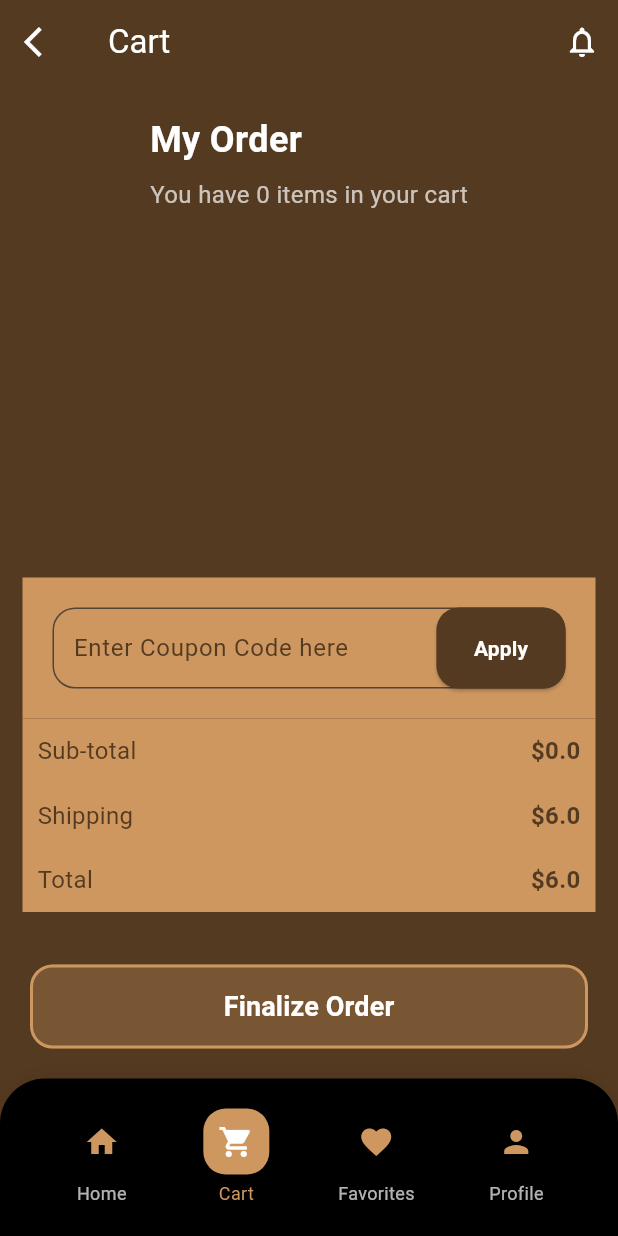
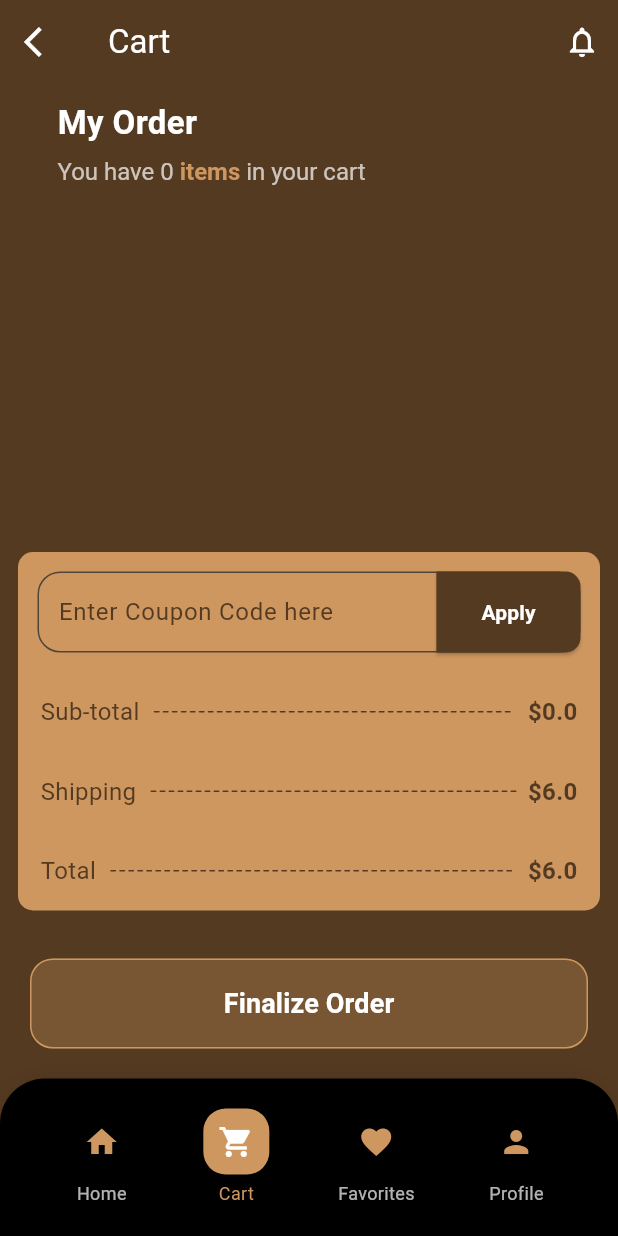
Before and after one commit to AymanAltairi73/CupCraft-Modern-Coffee-Shop-App, a Flutter app: the CartScreen screen opened by its route, on a phone screen of 412 x 824 dp. Run offline on Flutter 3.47's test engine with Material 3 defaults, Android fonts, the phone set to English and light mode, and no system bars; our stand-ins replace font_awesome_flutter, smooth_page_indicator; Roboto replaces fonts that are missing (Montserrat).

Commit message:
feat: Enhance UI of cart, checkout, and add card screens
- Increased font size of 'Checkout' title in CheckoutScreen.
- Removed commented-out code in CoffeeDetailsScreen.
- Improved UI of AddCardScreen, including layout and styling.
- Enhanced CartScreen UI, including header, item display, coupon code input, and order summary.

```diff
--- a/lib/Presentation/pages/add_paymentCard_screen.dart
+++ b/lib/Presentation/pages/add_paymentCard_screen.dart
@@ -68,10 +68,9 @@ class _AddCardScreenState extends State<AddCardScreen> {
             ),
           ),
         ),
-    ));
+      ),
+    );
   }
-
-
 
   Widget _buildCardHolderNameField() {
     return Column(
--- a/lib/Presentation/pages/cart_screen.dart
+++ b/lib/Presentation/pages/cart_screen.dart
@@ -85,7 +85,7 @@ class _CartScreenState extends State<CartScreen> {
 
   Widget _buildHeader(int itemCount) {
     return Padding(
-      padding: const EdgeInsets.all(20),
+      padding: const EdgeInsets.only(right: 130, bottom: 20, top: 10),
       child: Column(
         crossAxisAlignment: CrossAxisAlignment.start,
         children: [
@@ -93,14 +93,26 @@ class _CartScreenState extends State<CartScreen> {
             'My Order',
             style: TextStyle(
               color: Colors.white,
-              fontSize: 24,
+              fontSize: 22,
               fontWeight: FontWeight.bold,
             ),
           ),
           const SizedBox(height: 8),
-          Text(
-            'You have $itemCount items in your cart',
+          RichText(
+            text: TextSpan(
               style: const TextStyle(color: Colors.white70, fontSize: 16),
+              children: [
+                TextSpan(text: 'You have $itemCount '),
+                const TextSpan(
+                  text: 'items',
+                  style: TextStyle(
+                    color: Color(0xFFCE9760),
+                    fontWeight: FontWeight.bold,
+                  ),
+                ),
+                const TextSpan(text: ' in your cart'),
+              ],
+            ),
           ),
         ],
       ),
@@ -120,7 +132,9 @@ class _CartScreenState extends State<CartScreen> {
             alignment: Alignment.centerRight,
             padding: const EdgeInsets.only(right: 20),
             color: Color(0xFF543A20),
-            child: const Icon(Icons.delete_outline, color: Colors.white ,
+            child: const Icon(
+              Icons.delete_outline,
+              color: Colors.white,
               size: 25,
             ),
           ),
@@ -131,10 +145,10 @@ class _CartScreenState extends State<CartScreen> {
                 return Dialog(
                   backgroundColor: const Color(0xFFCE9760),
                   shape: RoundedRectangleBorder(
-                    borderRadius: BorderRadius.circular(15),
+                    borderRadius: BorderRadius.circular(5),
                   ),
                   child: Container(
-                    padding: const EdgeInsets.all(20),
+                    padding: const EdgeInsets.all(10),
                     child: Column(
                       mainAxisSize: MainAxisSize.min,
                       children: [
@@ -150,7 +164,10 @@ class _CartScreenState extends State<CartScreen> {
                         const Text(
                           'Lorem ipsum dolor sit amet consectetur. Vestibulum eget blandit mattis',
                           textAlign: TextAlign.center,
-                          style: TextStyle(color: Colors.white70, fontSize: 16),
+                          style: TextStyle(
+                            color: Color(0xFF543A20),
+                            fontSize: 14,
+                          ),
                         ),
                         const SizedBox(height: 30),
                         Row(
@@ -301,16 +318,19 @@ class _CartScreenState extends State<CartScreen> {
 
   Widget _buildCouponCode() {
     return Padding(
-      padding: const EdgeInsets.all(15.0),
+      padding: const EdgeInsets.all(12.0),
       child: Column(
         children: [
           Container(
             decoration: BoxDecoration(
-             // borderRadius: BorderRadius.circular(15),
+              borderRadius: BorderRadius.only(
+                topLeft: Radius.circular(10),
+                topRight: Radius.circular(10),
+              ),
               color: const Color(0xFFCE9760),
             ),
             child: Padding(
-              padding: const EdgeInsets.all(20),
+              padding: const EdgeInsets.all(13.0),
               child: TextField(
                 decoration: InputDecoration(
                   hintText: 'Enter Coupon Code here',
@@ -319,15 +339,20 @@ class _CartScreenState extends State<CartScreen> {
                   fillColor: const Color(0xFFCE9760).withOpacity(0.3),
                   border: OutlineInputBorder(
                     borderRadius: BorderRadius.circular(15),
-
                   ),
                   suffixIcon: ElevatedButton(
                     onPressed: () {},
                     style: ElevatedButton.styleFrom(
                       backgroundColor: const Color(0xFF543A20),
-                      padding: const EdgeInsets.symmetric(vertical: 17,horizontal: 25),
+                      padding: const EdgeInsets.symmetric(
+                        vertical: 17,
+                        horizontal: 30,
+                      ),
                       shape: RoundedRectangleBorder(
-                        borderRadius: BorderRadius.circular(15),
+                        borderRadius: BorderRadius.only(
+                          topRight: Radius.circular(10),
+                          bottomRight: Radius.circular(10),
+                        ),
                       ),
                     ),
                     child: const Text(
@@ -346,7 +371,6 @@ class _CartScreenState extends State<CartScreen> {
                 style: const TextStyle(color: Colors.white),
               ),
             ),
-
           ),
           _buildOrderSummary(Provider.of<CartProvider>(context)),
         ],
@@ -358,11 +382,13 @@ class _CartScreenState extends State<CartScreen> {
     return Container(
       decoration: BoxDecoration(
         color: const Color(0xFFCE9760),
-        //borderRadius: BorderRadius.circular(15),
+        borderRadius: BorderRadius.only(
+          bottomLeft: Radius.circular(10),
+          bottomRight: Radius.circular(10),
+        ),
       ),
       child: Column(
         children: [
-
           _buildSummaryRow('Sub-total', '\$${cartProvider.subtotal}'),
           //const SizedBox(height: 10),
           _buildSummaryRow('Shipping', '\$${cartProvider.shipping}'),
@@ -375,13 +401,18 @@ class _CartScreenState extends State<CartScreen> {
 
   Widget _buildSummaryRow(String label, String value) {
     return Padding(
-      padding: const EdgeInsets.all(10.0),
+      padding: const EdgeInsets.all(15.0),
       child: Row(
-        mainAxisAlignment: MainAxisAlignment.spaceBetween,
         children: [
           Text(
             label,
             style: const TextStyle(color: Color(0xFF543A20), fontSize: 16),
+          ),
+          Expanded(
+            child: CustomPaint(
+              painter: DottedLinePainter(color: const Color(0xFF543A20)),
+              child: const SizedBox(height: 2),
+            ),
           ),
           Text(
             value,
@@ -404,7 +435,8 @@ class _CartScreenState extends State<CartScreen> {
           child: SizedBox(
             width: double.infinity,
             child: ElevatedButton(
-              onPressed: cartProvider.items.isEmpty
+              onPressed:
+                  cartProvider.items.isEmpty
                       ? null
                       : () => NavigationHelper.goToCheckout(
                         context,
@@ -413,15 +445,14 @@ class _CartScreenState extends State<CartScreen> {
                       ),
               style: ElevatedButton.styleFrom(
                 backgroundColor: const Color(0xFF543A20),
-                padding: const EdgeInsets.symmetric(vertical: 15),
+                padding: const EdgeInsets.symmetric(vertical: 17),
                 shape: RoundedRectangleBorder(
                   borderRadius: BorderRadius.circular(15),
-                  side: const BorderSide(
-                    color: Color(0xFFCE9760),
-                    width: 2,
+                  side: const BorderSide(color: Color(0xFFCE9760), width: 1),
                 ),
-                ),
-                disabledBackgroundColor: const Color(0xFFCE9760).withOpacity(0.3),
+                disabledBackgroundColor: const Color(
+                  0xFFCE9760,
+                ).withOpacity(0.3),
               ),
               child: const Text(
                 'Finalize Order',
@@ -437,35 +468,37 @@ class _CartScreenState extends State<CartScreen> {
       },
     );
   }
+}
 
-  // Widget _buildBottomNavBar() {
-  //   return Container(
-  //     height: 60,
-  //     decoration: BoxDecoration(
-  //       color: const Color(0xFFCE9760),
-  //       borderRadius: const BorderRadius.vertical(top: Radius.circular(15)),
-  //     ),
-  //     child: Row(
-  //       mainAxisAlignment: MainAxisAlignment.spaceAround,
-  //       children: [
-  //         IconButton(
-  //           icon: const Icon(Icons.home_outlined, color: Colors.white),
-  //           onPressed: () {},
-  //         ),
-  //         IconButton(
-  //           icon: const Icon(Icons.shopping_cart, color: Color(0xFF543A20)),
-  //           onPressed: () {},
-  //         ),
-  //         IconButton(
-  //           icon: const Icon(Icons.favorite_border, color: Colors.white),
-  //           onPressed: () {},
-  //         ),
-  //         IconButton(
-  //           icon: const Icon(Icons.person_outline, color: Colors.white),
-  //           onPressed: () {},
-  //         ),
-  //       ],
-  //     ),
-  //   );
-  // }
+class DottedLinePainter extends CustomPainter {
+  final Color color;
+
+  DottedLinePainter({required this.color});
+
+  @override
+  void paint(Canvas canvas, Size size) {
+    final Paint paint =
+        Paint()
+          ..color = color
+          ..strokeWidth = 1
+          ..strokeCap = StrokeCap.round;
+
+    const double dashWidth = 3;
+    const double dashSpace = 3;
+    const double padding = 10;
+    double startX = padding;
+    final double endX = size.width - padding;
+
+    while (startX < endX) {
+      canvas.drawLine(
+        Offset(startX, size.height / 2),
+        Offset(startX + dashWidth, size.height / 2),
+        paint,
+      );
+      startX += dashWidth + dashSpace;
     }
+  }
+
+  @override
+  bool shouldRepaint(CustomPainter oldDelegate) => false;
+}
--- a/lib/Presentation/pages/checkout_screen.dart
+++ b/lib/Presentation/pages/checkout_screen.dart
@@ -31,7 +31,7 @@ class CheckoutScreen extends StatelessWidget {
               'Checkout',
               style: TextStyle(
                 color: Colors.white,
-                fontSize: 20,
+                fontSize: 22,
                 fontWeight: FontWeight.w600,
               ),
             ),
```
Also changed, not shown: lib/Presentation/pages/coffee_details_screen.dart (+1 -12 lines). Lines whose indentation alone changed are shown as unchanged.
